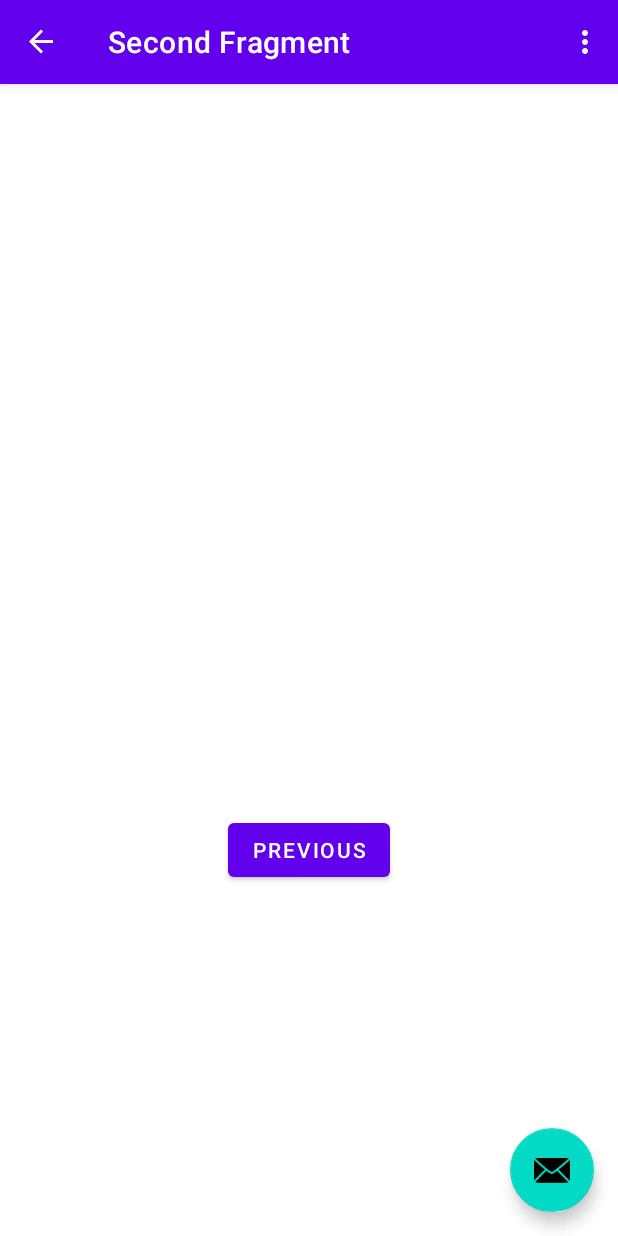
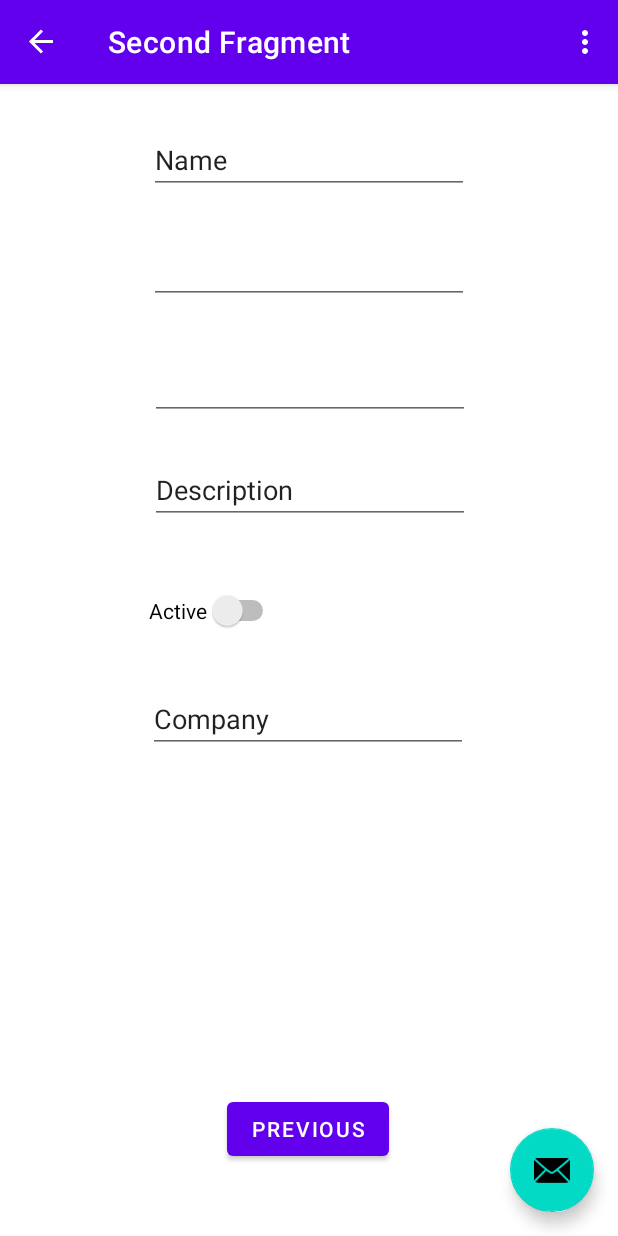
Before and after one commit to paipeng/checkin-android, an Android app: the SecondFragment screen opened through its navigation route, on a phone screen of 412 x 824 dp. Run offline under Robolectric (Android 15) with nearby library versions, the light colour scheme and no system bars; our stand-ins replace navigation-ui; 5 statements that could not run were skipped.

Commit message:
show task detail fragment

```diff
--- a/app/src/main/java/com/paipeng/checkin/FirstFragment.java
+++ b/app/src/main/java/com/paipeng/checkin/FirstFragment.java
@@ -59,8 +59,7 @@ public class FirstFragment extends Fragment {
         binding.buttonFirst.setOnClickListener(new View.OnClickListener() {
             @Override
             public void onClick(View view) {
-                NavHostFragment.findNavController(FirstFragment.this)
-                        .navigate(R.id.action_FirstFragment_to_SecondFragment);
+                switchTaskDetail(null);
             }
         });
     }
@@ -94,6 +93,7 @@ public class FirstFragment extends Fragment {
             public void onItemClick(AdapterView<?> parent, View view, int position, long id) {
                 final Task task = (Task) parent.getItemAtPosition(position);
                 Log.d(TAG, "onItemClick: " + task.getName());
+                switchTaskDetail(task);
             }
         });
     }
@@ -162,4 +162,11 @@ public class FirstFragment extends Fragment {
             Log.e(TAG, "token invalid");
         }
     }
+
+    public void switchTaskDetail(Task task) {
+        ((MainActivity)getActivity()).setSelectedTask(task);
+        NavHostFragment.findNavController(FirstFragment.this)
+                .navigate(R.id.action_FirstFragment_to_SecondFragment);
+
+    }
 }
--- a/app/src/main/java/com/paipeng/checkin/MainActivity.java
+++ b/app/src/main/java/com/paipeng/checkin/MainActivity.java
@@ -41,6 +41,7 @@ import com.paipeng.checkin.location.CLocation;
 import com.paipeng.checkin.location.GoogleLocationService;
 import com.paipeng.checkin.restclient.CheckInRestClient;
 import com.paipeng.checkin.restclient.base.HttpClientCallback;
+import com.paipeng.checkin.restclient.module.Role;
 import com.paipeng.checkin.restclient.module.Task;
 import com.paipeng.checkin.restclient.module.User;
 import com.paipeng.checkin.ui.TaskArrayAdapter;
@@ -68,6 +69,8 @@ public class MainActivity extends AppCompatActivity {
     private CheckInRestClient checkInRestClient;
 
     private GoogleLocationService googleLocationService;
+
+    private Task selectedTask;
 
     @Override
     protected void onCreate(Bundle savedInstanceState) {
@@ -183,6 +186,19 @@ public class MainActivity extends AppCompatActivity {
     public boolean onCreateOptionsMenu(Menu menu) {
         // Inflate the menu; this adds items to the action bar if it is present.
         getMenuInflater().inflate(R.menu.menu_main, menu);
+        User user = CommonUtil.getUser();
+        if (user != null) {
+            if (user.getRoles() != null) {
+                for (Role role : user.getRoles()) {
+                    if ("ADMIN".equals(role.getRole())) {
+                        menu.findItem(R.id.action_create_task).setVisible(true);
+                        break;
+                    }
+                }
+            }
+        } else {
+            menu.findItem(R.id.action_logout).setVisible(false);
+        }
         return true;
     }
 
@@ -195,6 +211,10 @@ public class MainActivity extends AppCompatActivity {
 
         //noinspection SimplifiableIfStatement
         if (id == R.id.action_settings) {
+            gotoSettings();
+            return true;
+        } else if (id == R.id.action_create_task) {
+            firstFragment.switchTaskDetail(null);
             return true;
         }
 
@@ -323,4 +343,18 @@ public class MainActivity extends AppCompatActivity {
         return googleLocationService.getLocation();
     }
 
+    private void gotoSettings() {
+        Intent intent = new Intent();
+        intent.setClass(this, SettingsActivity.class);
+        startActivity(intent);
+        //finish();
+    }
+
+    public Task getSelectedTask() {
+        return selectedTask;
+    }
+
+    public void setSelectedTask(Task task) {
+        this.selectedTask = task;
+    }
 }
--- a/app/src/main/java/com/paipeng/checkin/SecondFragment.java
+++ b/app/src/main/java/com/paipeng/checkin/SecondFragment.java
@@ -10,10 +10,12 @@ import androidx.fragment.app.Fragment;
 import androidx.navigation.fragment.NavHostFragment;
 
 import com.paipeng.checkin.databinding.FragmentSecondBinding;
+import com.paipeng.checkin.restclient.module.Task;
 
 public class SecondFragment extends Fragment {
 
     private FragmentSecondBinding binding;
+    private Task task;
 
     @Override
     public View onCreateView(
@@ -36,6 +38,15 @@ public class SecondFragment extends Fragment {
                         .navigate(R.id.action_SecondFragment_to_FirstFragment);
             }
         });
+
+        task = ((MainActivity)getActivity()).getSelectedTask();
+        if (task != null) {
+            binding.taskNameEditText.setText(task.getName());
+            binding.taskDescriptionEditText.setText(task.getDescription());
+            binding.taskCompanyNameEditText.setText(task.getCompany().getName());
+            binding.taskStateSwitch.setChecked(task.getState()==1);
+            //binding.taskStartDatePicker.set
+        }
     }
 
     @Override
--- a/app/src/main/res/layout/fragment_second.xml
+++ b/app/src/main/res/layout/fragment_second.xml
@@ -6,22 +6,108 @@
     android:layout_height="match_parent"
     tools:context=".SecondFragment">
 
-    <TextView
-        android:id="@+id/textview_second"
+    <EditText
+        android:id="@+id/taskNameEditText"
         android:layout_width="wrap_content"
         android:layout_height="wrap_content"
-        app:layout_constraintBottom_toTopOf="@id/button_second"
+        android:layout_marginTop="28dp"
+        android:ems="10"
+        android:inputType="textPersonName"
+        android:text="Name"
         app:layout_constraintEnd_toEndOf="parent"
         app:layout_constraintStart_toStartOf="parent"
-        app:layout_constraintTop_toTopOf="parent" />
+        app:layout_constraintTop_toTopOf="parent"
+        tools:ignore="MissingConstraints" />
+
+    <EditText
+        android:id="@+id/taskStartTextDate"
+        android:layout_width="wrap_content"
+        android:layout_height="wrap_content"
+        android:layout_marginTop="28dp"
+        android:ems="10"
+        android:inputType="date"
+        app:layout_constraintEnd_toEndOf="parent"
+        app:layout_constraintStart_toStartOf="parent"
+        app:layout_constraintTop_toBottomOf="@+id/taskNameEditText"
+        tools:ignore="MissingConstraints" />
+
+    <EditText
+        android:id="@+id/taskEndTextDate"
+        android:layout_width="wrap_content"
+        android:layout_height="wrap_content"
+        android:layout_marginTop="32dp"
+        android:ems="10"
+        android:inputType="date"
+        app:layout_constraintEnd_toEndOf="parent"
+        app:layout_constraintHorizontal_bias="0.502"
+        app:layout_constraintStart_toStartOf="parent"
+        app:layout_constraintTop_toBottomOf="@+id/taskStartTextDate"
+        tools:ignore="MissingConstraints" />
+
+
+    <EditText
+        android:id="@+id/taskDescriptionEditText"
+        android:layout_width="wrap_content"
+        android:layout_height="wrap_content"
+        android:layout_marginTop="24dp"
+        android:ems="10"
+        android:inputType="textPersonName"
+        android:text="Description"
+        app:layout_constraintEnd_toEndOf="parent"
+        app:layout_constraintHorizontal_bias="0.502"
+        app:layout_constraintStart_toStartOf="parent"
+        app:layout_constraintTop_toBottomOf="@+id/taskEndTextDate"
+        tools:ignore="MissingConstraints" />
+
+
+    <Switch
+        android:id="@+id/taskStateSwitch"
+        android:layout_width="wrap_content"
+        android:layout_height="wrap_content"
+        android:layout_marginTop="44dp"
+        android:text="Active"
+        app:layout_constraintEnd_toEndOf="parent"
+        app:layout_constraintHorizontal_bias="0.306"
+        app:layout_constraintStart_toStartOf="parent"
+        app:layout_constraintTop_toBottomOf="@+id/taskDescriptionEditText"
+        tools:ignore="MissingConstraints" />
+
+    <EditText
+        android:id="@+id/taskCompanyNameEditText"
+        android:layout_width="wrap_content"
+        android:layout_height="wrap_content"
+        android:layout_marginTop="36dp"
+        android:ems="10"
+        android:inputType="textPersonName"
+        android:text="Company"
+        app:layout_constraintEnd_toEndOf="parent"
+        app:layout_constraintHorizontal_bias="0.497"
+        app:layout_constraintStart_toStartOf="parent"
+        app:layout_constraintTop_toBottomOf="@+id/taskStateSwitch"
+        tools:ignore="MissingConstraints" />
+
+    <ListView
+        android:id="@+id/codeListView"
+        android:layout_width="407dp"
+        android:layout_height="153dp"
+        android:layout_marginTop="184dp"
+        app:layout_constraintEnd_toEndOf="parent"
+        app:layout_constraintStart_toStartOf="parent"
+        app:layout_constraintTop_toBottomOf="@+id/taskDescriptionEditText">
+
+    </ListView>
 
     <Button
         android:id="@+id/button_second"
         android:layout_width="wrap_content"
         android:layout_height="wrap_content"
+        android:layout_marginTop="36dp"
         android:text="@string/previous"
         app:layout_constraintBottom_toBottomOf="parent"
         app:layout_constraintEnd_toEndOf="parent"
+        app:layout_constraintHorizontal_bias="0.498"
         app:layout_constraintStart_toStartOf="parent"
-        app:layout_constraintTop_toBottomOf="@id/textview_second" />
+        app:layout_constraintTop_toBottomOf="@+id/codeListView"
+        app:layout_constraintVertical_bias="0.111" />
+
 </androidx.constraintlayout.widget.ConstraintLayout>
--- a/app/src/main/res/menu/menu_main.xml
+++ b/app/src/main/res/menu/menu_main.xml
@@ -3,8 +3,19 @@
     xmlns:tools="http://schemas.android.com/tools"
     tools:context="com.paipeng.checkin.MainActivity">
     <item
+        android:id="@+id/action_create_task"
+        android:orderInCategory="100"
+        android:title="@string/action_create_task"
+        android:visible="false"
+        app:showAsAction="never" />
+    <item
         android:id="@+id/action_settings"
         android:orderInCategory="100"
         android:title="@string/action_settings"
         app:showAsAction="never" />
+    <item
+        android:id="@+id/action_logout"
+        android:orderInCategory="100"
+        android:title="@string/action_logout"
+        app:showAsAction="never" />
 </menu>
--- a/app/src/main/res/values/strings.xml
+++ b/app/src/main/res/values/strings.xml
@@ -40,4 +40,6 @@
     <string name="invalid_username">Not a valid username</string>
     <string name="invalid_password">Password must be >5 characters</string>
     <string name="login_failed">"Login failed"</string>
+    <string name="action_logout">退出登录</string>
+    <string name="action_create_task">创建打卡任务</string>
 </resources>
```
